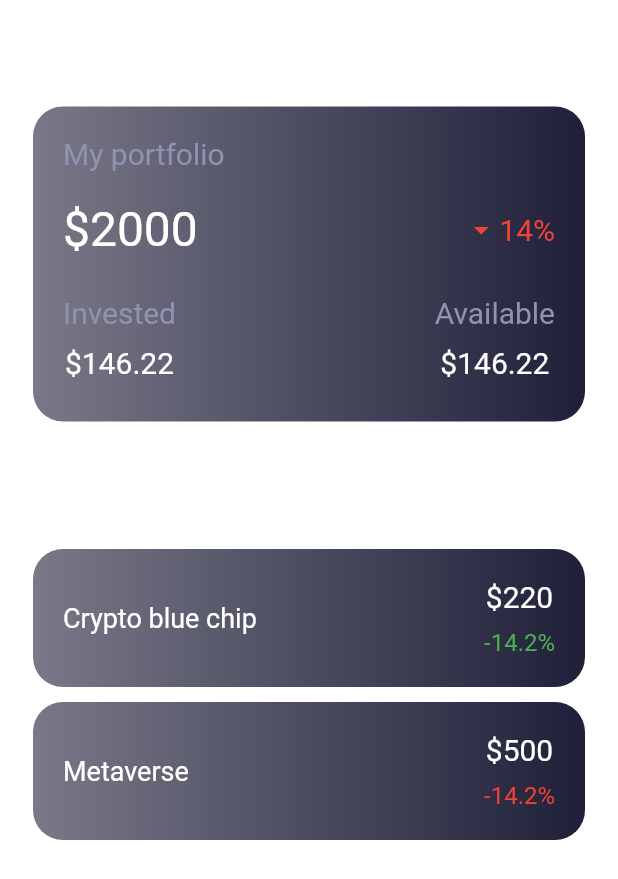
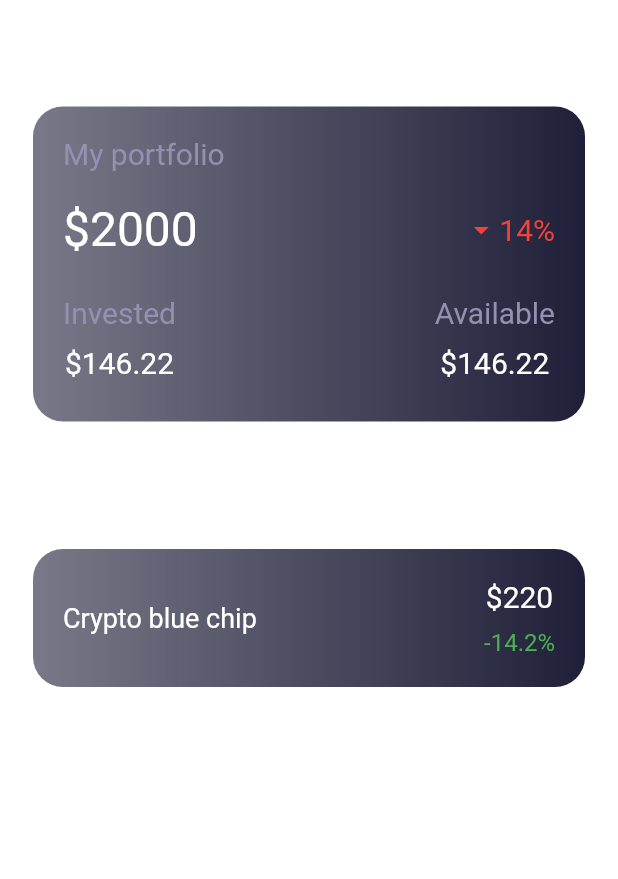
Before and after one commit to Neel-Bahurupi/coindex, a Flutter app: the PortfolioScreen screen opened directly, on a phone screen of 412 x 824 dp. Shown: the top 879 px of the screen. Run offline on Flutter 3.47's test engine with Material 2 defaults, Android fonts, the phone set to English and light mode, and no system bars; drawn by our look-alikes of flutter_slidable; our stand-ins replace syncfusion_flutter_charts; missing offline and left inert: loading_gifs, web3_connect, web3dart.

Commit message:
invest screen added

```diff
--- a/lib/components/CoinsetDetailsScreen.dart
+++ b/lib/components/CoinsetDetailsScreen.dart
@@ -1,5 +1,6 @@
 import 'dart:convert';
 
+import 'package:coin_dex/components/invest.dart';
 import 'package:coin_dex/models/Coin.dart';
 import 'package:flutter/material.dart';
 import 'package:coin_dex/components/ReusableCard.dart';
@@ -193,7 +194,9 @@ class _CoinsetDetailsScreenState extends State<CoinsetDetailsScreen> {
         child: TextButton(
           child: Text("Invest",style: TextStyle(color: Colors.white),),
           onPressed: (){
-            loadCoinData();
+            Navigator.push(
+                context,
+                MaterialPageRoute(builder: (context) => Invest()));
           },
         ),
         color: Color.fromRGBO(31, 31, 57, 0.5),
--- a/lib/components/HomeScreen.dart
+++ b/lib/components/HomeScreen.dart
@@ -120,6 +120,9 @@ class HomePageState extends State<HomePage>{
       child: Column(
         crossAxisAlignment: CrossAxisAlignment.stretch,
         children: [
+          TextButton(onPressed: ()=>{
+              CoinDex().getPortFolio()
+          }, child: Text("Press")),
           GestureDetector(
             onTap: (){Navigator.push(
                 context,
--- a/lib/components/PortfolioScreen.dart
+++ b/lib/components/PortfolioScreen.dart
@@ -1,6 +1,7 @@
 import 'package:coin_dex/components/ReusableCard.dart';
 import 'package:flutter/cupertino.dart';
 import 'package:flutter/material.dart';
+import 'package:flutter_slidable/flutter_slidable.dart';
 
 class PortfolioScreen extends StatefulWidget {
   const PortfolioScreen({Key? key}) : super(key: key);
@@ -10,6 +11,11 @@ class PortfolioScreen extends StatefulWidget {
 }
 
 class _PortfolioScreenState extends State<PortfolioScreen> {
+
+  final void Function(BuildContext context) onSellPress = (BuildContext context)=>{
+    print("sell")
+  };
+
   @override
   Widget build(BuildContext context) {
     return Scaffold(
@@ -73,7 +79,23 @@ class _PortfolioScreenState extends State<PortfolioScreen> {
                   SizedBox(height: 40,),
                   Text("Investments",style: TextStyle(fontSize: 20),),
                   SizedBox(height: 20,),
-                  ReusableCard(
+                  Slidable(
+                    key: const ValueKey(0),
+                    startActionPane: ActionPane(
+                      // A motion is a widget used to control how the pane animates.
+                      motion: const ScrollMotion(),
+                      // All actions are defined in the children parameter.
+                      children:  [
+                        // A SlidableAction can have an icon and/or a label.
+                        SlidableAction(
+                          onPressed: onSellPress,
+                          backgroundColor: Color(0xFFFE4A49),
+                          foregroundColor: Colors.white,
+                          label: 'Sell',
+                        )
+                      ],
+                    ),
+                      child: ReusableCard(
                           Row(
                             mainAxisAlignment: MainAxisAlignment.spaceBetween,
                             children: [
@@ -88,22 +110,8 @@ class _PortfolioScreenState extends State<PortfolioScreen> {
                             ],
                           ),
                           92, 20),
+                  ),
                   SizedBox(height: 8,),
-                  ReusableCard(
-                      Row(
-                        mainAxisAlignment: MainAxisAlignment.spaceBetween,
-                        children: [
-                          Text("Metaverse",style: TextStyle(fontSize: 18),),
-                          Column(
-                            mainAxisAlignment: MainAxisAlignment.spaceBetween,
-                            children: [
-                              Text("\$500",style: TextStyle(fontSize: 20),),
-                              Text("-14.2%",style: TextStyle(fontSize: 16,color: Colors.red),)
-                            ],
-                          )
-                        ],
-                      ),
-                      92, 20),
                 ],
               ),
             )
--- a/pubspec.yaml
+++ b/pubspec.yaml
@@ -41,8 +41,8 @@ dependencies:
   web3dart: ^2.3.5
   http: ^0.13.5
   web3_connect: ^0.0.3
-  flutter_easyloading: ^3.0.5
   loading_gifs: ^0.3.0
+  flutter_slidable: ^1.0.0
 
 dev_dependencies:
   flutter_test:
```
Also changed, not shown: lib/components/invest.dart (added, +55 -0 lines), pubspec.lock. Lines whose indentation alone changed are shown as unchanged.
